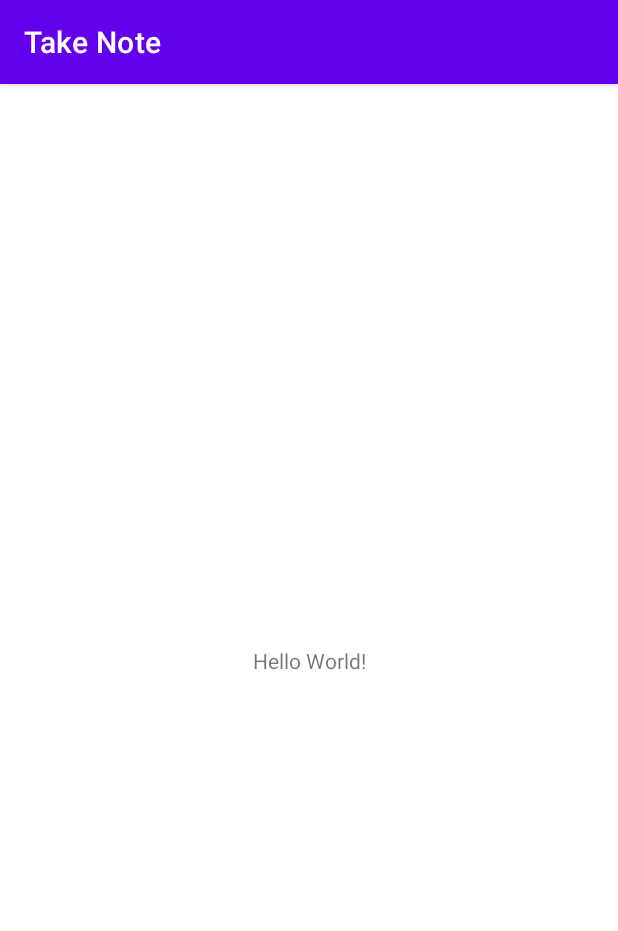
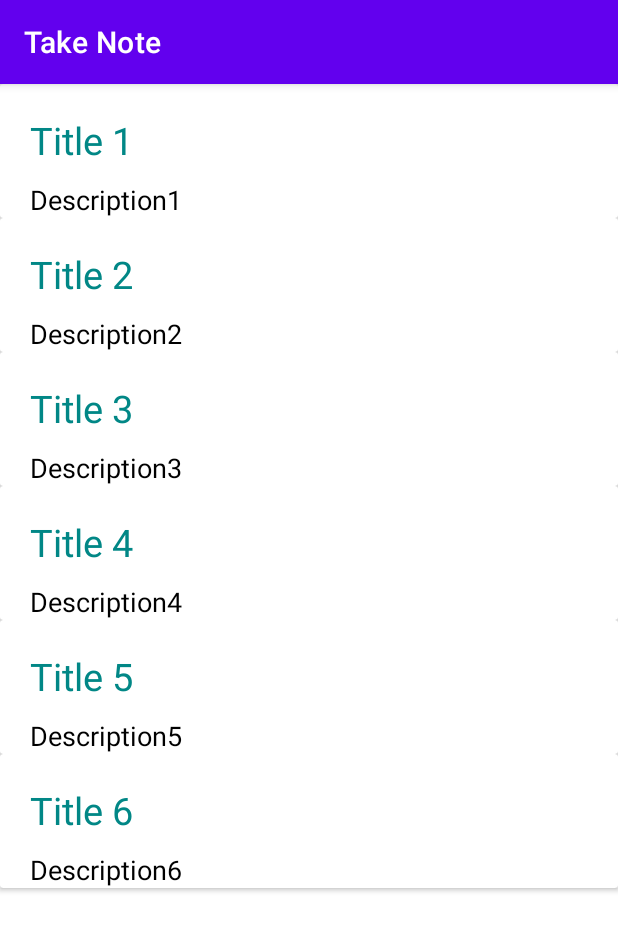
Before and after one commit to ranjit0210/TakeNotes, an Android app: the screen it shows after launch (MainActivity), on a phone screen of 412 x 824 dp. Shown: the top 931 px of the screen. Run offline under Robolectric (Android 15) with nearby library versions, the phone set to English and light mode, and no system bars; our stand-ins replace Room's generated code.

```diff
--- a/app/src/main/AndroidManifest.xml
+++ b/app/src/main/AndroidManifest.xml
@@ -12,6 +12,13 @@
         android:supportsRtl="true"
         android:theme="@style/Theme.TakeNote"
         tools:targetApi="31">
+        <activity
+            android:name=".AddNoteActivity"
+            android:exported="false">
+            <meta-data
+                android:name="android.app.lib_name"
+                android:value="" />
+        </activity>
         <activity
             android:name=".MainActivity"
             android:exported="true">
--- /dev/null
+++ b/app/src/main/java/activity/AddNoteActivity.java
@@ -0,0 +1,18 @@
+package activity;
+
+import androidx.appcompat.app.AppCompatActivity;
+
+import android.os.Bundle;
+
+import com.hyunix.takenote.R;
+
+public class AddNoteActivity extends AppCompatActivity
+{
+
+    @Override
+    protected void onCreate(Bundle savedInstanceState)
+    {
+        super.onCreate(savedInstanceState);
+        setContentView(R.layout.activity_add_note);
+    }
+}
--- a/app/src/main/java/com/hyunix/takenote/MainActivity.java
+++ b/app/src/main/java/com/hyunix/takenote/MainActivity.java
@@ -3,18 +3,18 @@ package com.hyunix.takenote;
 import android.os.Bundle;
 
 import androidx.appcompat.app.AppCompatActivity;
-import androidx.lifecycle.Observer;
 import androidx.lifecycle.ViewModelProvider;
+import androidx.recyclerview.widget.LinearLayoutManager;
+import androidx.recyclerview.widget.RecyclerView;
 
-import com.hyunix.takenote.entity.Note;
+import com.hyunix.takenote.adapter.NoteAdapter;
 import com.hyunix.takenote.viewmodel.NoteViewModel;
-
-import java.util.List;
 
 public class MainActivity extends AppCompatActivity
 {
 
     private NoteViewModel noteViewModel;
+    private NoteAdapter adapter = new NoteAdapter();
 
     @Override
     protected void onCreate(Bundle savedInstanceState)
@@ -22,16 +22,13 @@ public class MainActivity extends AppCompatActivity
         super.onCreate(savedInstanceState);
         setContentView(R.layout.activity_main);
 
+        RecyclerView recyclerView = findViewById(R.id.recyclerList);
+        recyclerView.setLayoutManager(new LinearLayoutManager(this));
+        recyclerView.setAdapter(adapter);
+
         noteViewModel = new ViewModelProvider.AndroidViewModelFactory(getApplication())
                 .create(NoteViewModel.class);
 
-        noteViewModel.getAllNote().observe(this, new Observer<List<Note>>()
-        {
-            @Override
-            public void onChanged(List<Note> notes)
-            {
-
-            }
-        });
+        noteViewModel.getAllNote().observe(this, notes -> adapter.setNotes(notes));
     }
 }
--- /dev/null
+++ b/app/src/main/java/com/hyunix/takenote/adapter/NoteAdapter.java
@@ -0,0 +1,64 @@
+package com.hyunix.takenote.adapter;
+
+import android.view.LayoutInflater;
+import android.view.View;
+import android.view.ViewGroup;
+import android.widget.TextView;
+
+import androidx.annotation.NonNull;
+import androidx.recyclerview.widget.RecyclerView;
+
+import com.hyunix.takenote.R;
+import com.hyunix.takenote.entity.Note;
+
+import java.util.ArrayList;
+import java.util.List;
+
+public class NoteAdapter extends RecyclerView.Adapter<NoteAdapter.NoteViewHolder>
+{
+
+    private List<Note> notes = new ArrayList<>();
+
+    @NonNull
+    @Override
+    public NoteViewHolder onCreateViewHolder(@NonNull ViewGroup parent, int viewType)
+    {
+        View view = LayoutInflater
+                .from(parent.getContext())
+                .inflate(R.layout.note_item, parent, false);
+        return new NoteViewHolder(view);
+    }
+
+    @Override
+    public void onBindViewHolder(@NonNull NoteViewHolder holder, int position)
+    {
+        Note currentNote = notes.get(position);
+        holder.textViewTitle.setText(currentNote.getTitle());
+        holder.textViewDescription.setText(currentNote.getDescription());
+    }
+
+    @Override
+    public int getItemCount()
+    {
+        return notes.size();
+    }
+
+    public void setNotes(List<Note> notes)
+    {
+        this.notes = notes;
+        notifyDataSetChanged();
+    }
+
+    class NoteViewHolder extends RecyclerView.ViewHolder
+    {
+        TextView textViewTitle, textViewDescription;
+
+        public NoteViewHolder(@NonNull View itemView)
+        {
+            super(itemView);
+
+            textViewTitle = itemView.findViewById(R.id.txtViewTitle);
+            textViewDescription = itemView.findViewById(R.id.txtViewDescription);
+        }
+    }
+}
--- /dev/null
+++ b/app/src/main/res/layout/activity_add_note.xml
@@ -0,0 +1,9 @@
+<?xml version="1.0" encoding="utf-8"?>
+<androidx.constraintlayout.widget.ConstraintLayout xmlns:android="http://schemas.android.com/apk/res/android"
+    xmlns:app="http://schemas.android.com/apk/res-auto"
+    xmlns:tools="http://schemas.android.com/tools"
+    android:layout_width="match_parent"
+    android:layout_height="match_parent"
+    tools:context="activity.AddNoteActivity">
+
+</androidx.constraintlayout.widget.ConstraintLayout>
--- a/app/src/main/res/layout/activity_main.xml
+++ b/app/src/main/res/layout/activity_main.xml
@@ -1,18 +1,15 @@
 <?xml version="1.0" encoding="utf-8"?>
-<androidx.constraintlayout.widget.ConstraintLayout xmlns:android="http://schemas.android.com/apk/res/android"
-    xmlns:app="http://schemas.android.com/apk/res-auto"
+<androidx.appcompat.widget.LinearLayoutCompat xmlns:android="http://schemas.android.com/apk/res/android"
     xmlns:tools="http://schemas.android.com/tools"
     android:layout_width="match_parent"
     android:layout_height="match_parent"
+    android:orientation="vertical"
     tools:context=".MainActivity">
 
-    <TextView
-        android:layout_width="wrap_content"
-        android:layout_height="wrap_content"
-        android:text="Hello World!"
-        app:layout_constraintBottom_toBottomOf="parent"
-        app:layout_constraintEnd_toEndOf="parent"
-        app:layout_constraintStart_toStartOf="parent"
-        app:layout_constraintTop_toTopOf="parent" />
+    <androidx.recyclerview.widget.RecyclerView
+        android:id="@+id/recyclerList"
+        android:layout_width="match_parent"
+        android:layout_height="match_parent"
+        tools:listitem="@layout/note_item" />
 
-</androidx.constraintlayout.widget.ConstraintLayout>
+</androidx.appcompat.widget.LinearLayoutCompat>
--- /dev/null
+++ b/app/src/main/res/layout/note_item.xml
@@ -0,0 +1,33 @@
+<?xml version="1.0" encoding="utf-8"?>
+<androidx.cardview.widget.CardView xmlns:android="http://schemas.android.com/apk/res/android"
+    android:layout_width="match_parent"
+    android:layout_height="wrap_content">
+
+    <androidx.appcompat.widget.LinearLayoutCompat
+        android:layout_width="match_parent"
+        android:layout_height="wrap_content"
+        android:layout_marginStart="20dp"
+        android:layout_marginTop="10dp"
+        android:layout_marginEnd="20dp"
+        android:orientation="vertical">
+
+        <androidx.appcompat.widget.AppCompatTextView
+            android:id="@+id/txtViewTitle"
+            android:layout_width="match_parent"
+            android:layout_height="wrap_content"
+            android:layout_marginTop="10dp"
+            android:text="@string/title"
+            android:textColor="@color/teal_700"
+            android:textSize="25sp" />
+
+        <androidx.appcompat.widget.AppCompatTextView
+            android:id="@+id/txtViewDescription"
+            android:layout_width="match_parent"
+            android:layout_height="wrap_content"
+            android:layout_marginTop="10dp"
+            android:text="@string/description"
+            android:textColor="@color/black"
+            android:textSize="18sp" />
+    </androidx.appcompat.widget.LinearLayoutCompat>
+
+</androidx.cardview.widget.CardView>
--- a/app/src/main/res/values/strings.xml
+++ b/app/src/main/res/values/strings.xml
@@ -1,3 +1,5 @@
 <resources>
     <string name="app_name">Take Note</string>
+    <string name="title">title</string>
+    <string name="description">Description</string>
 </resources>
```
